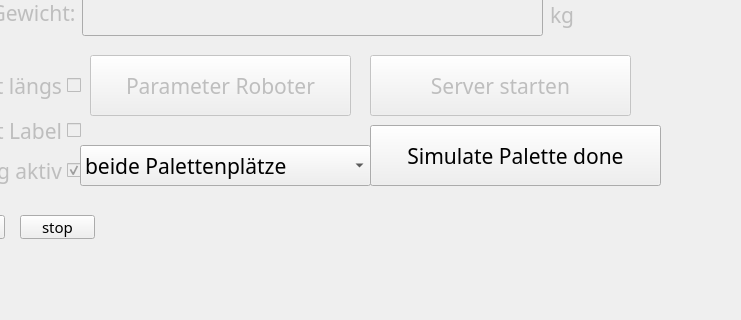
Old version of the form ui_files/MainWindow.ui in the repository Snupai/MultipackParser; both pictures show x 240 to 981 and y 255 to 575 of the 1280 by 720 pixel window.
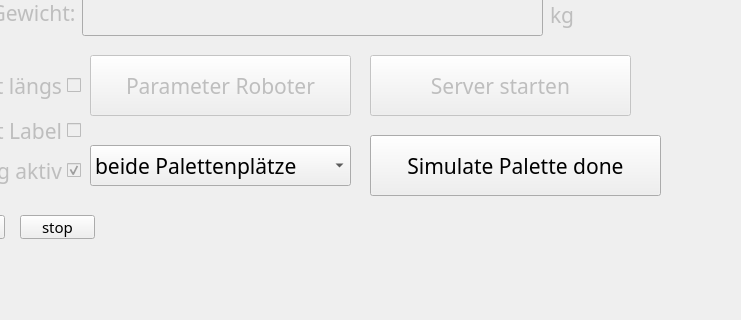
New version of the form. The open tabs and pages were chosen to show the change. Icons and pictures are not drawn.

Commit message:
Update MainWindow UI layout and component properties
- Adjusted the geometry of the combo box for pallet selection, changing its position and width for better alignment.
- Modified the position of a widget to improve overall layout consistency.
- Updated the current index of a tab widget to reflect a new default selection.

```diff
--- a/ui_files/MainWindow.ui
+++ b/ui_files/MainWindow.ui
@@ -800,9 +800,9 @@
     <widget class="QComboBox" name="comboBoxPalettierbarePaletten">
      <property name="geometry">
       <rect>
-       <x>320</x>
+       <x>330</x>
        <y>400</y>
-       <width>291</width>
+       <width>261</width>
        <height>41</height>
       </rect>
      </property>
@@ -832,7 +832,7 @@
      <property name="geometry">
       <rect>
        <x>610</x>
-       <y>380</y>
+       <y>390</y>
        <width>291</width>
        <height>61</height>
       </rect>
```
Left out of the diff: 2 changed lines with no effect on the pictures.
